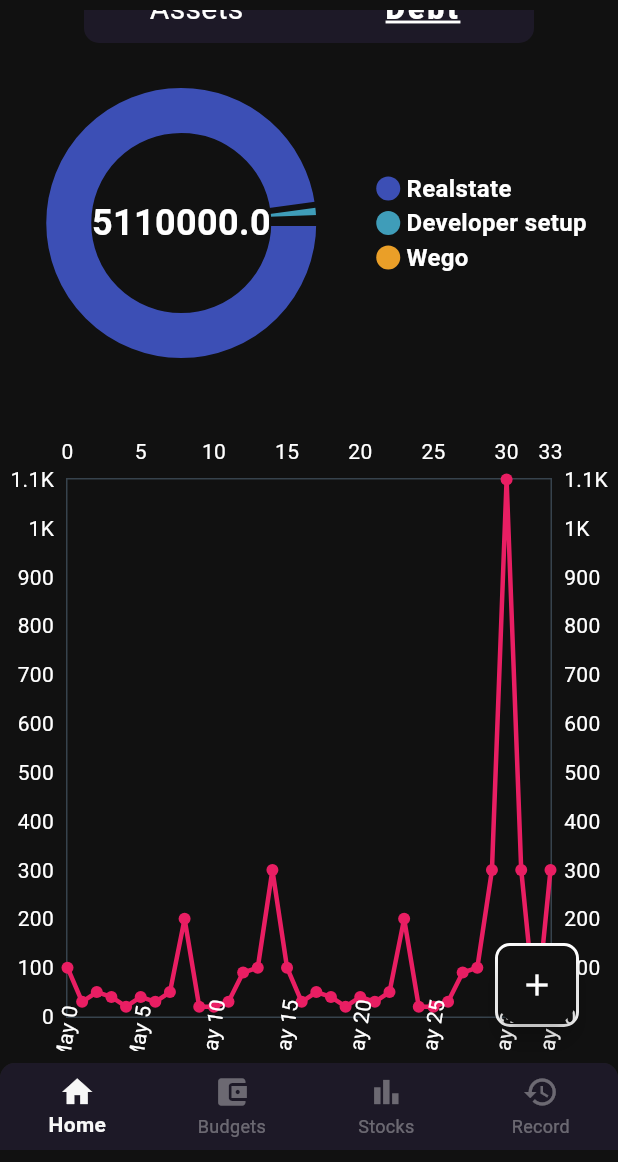
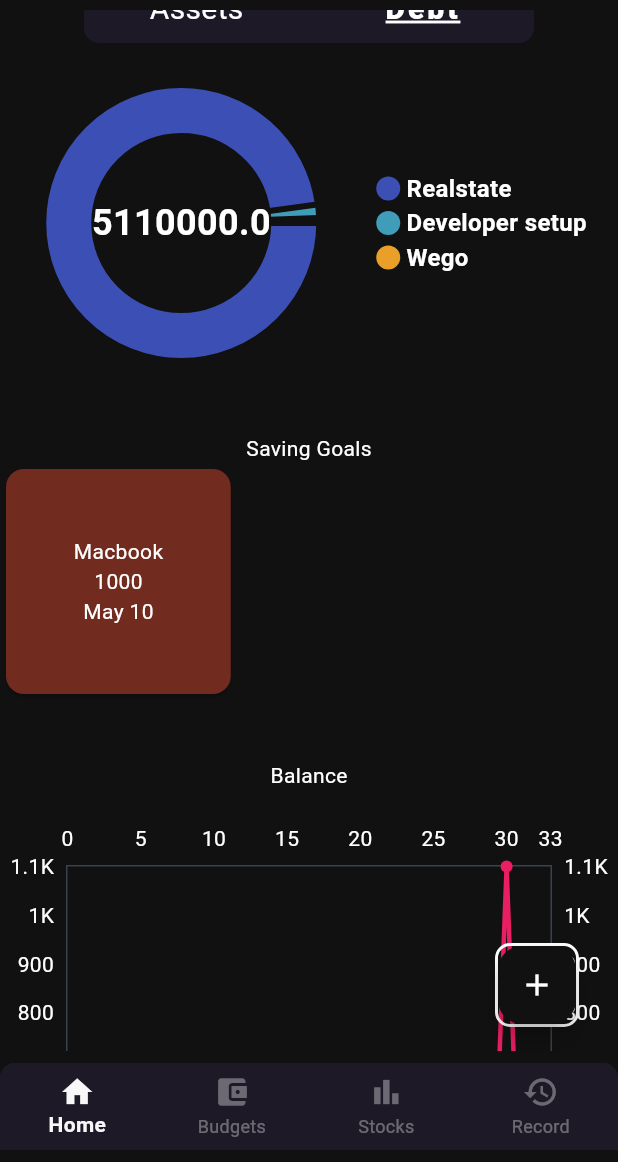
Before and after one commit to surajpahari/walletwise, a Flutter app: the BottomNavigation screen opened directly, scrolled down 309 dp, on a phone screen of 412 x 824 dp, the part 74-1236 px from its top. Run offline on Flutter 3.47's test engine with Material 3 defaults, Android fonts, the light colour scheme and no system bars; drawn by our look-alikes of fl_chart; our stand-ins replace get, syncfusion_flutter_charts.

Commit message:
Saving goal section

```diff
--- a/frontend/lib/screens/main_screen.dart
+++ b/frontend/lib/screens/main_screen.dart
@@ -45,6 +45,31 @@ class MainScreen extends StatelessWidget {
               SizedBox(
                 height: 20,
               ),
+              Center(child: Text("Saving Goals")),
+              Container(
+                child: Row(
+                  children: [
+                    SavingCard(
+                        saving: Saving(
+                            note: "for this,",
+                            amount: 1000,
+                            title: "Macbook",
+                            date: "May 10"))
+                  ],
+                ),
+              ),
+              SizedBox(
+                height: 20,
+              ),
+
+              SizedBox(
+                height: 20,
+              ),
+              Center(child: Text("Balance")),
+              SizedBox(
+                height: 20,
+              ),
+
               Container(
                 constraints: BoxConstraints(maxWidth: 500),
                 child: MyLineChart(getChartData()), // Add the line chart here
```
